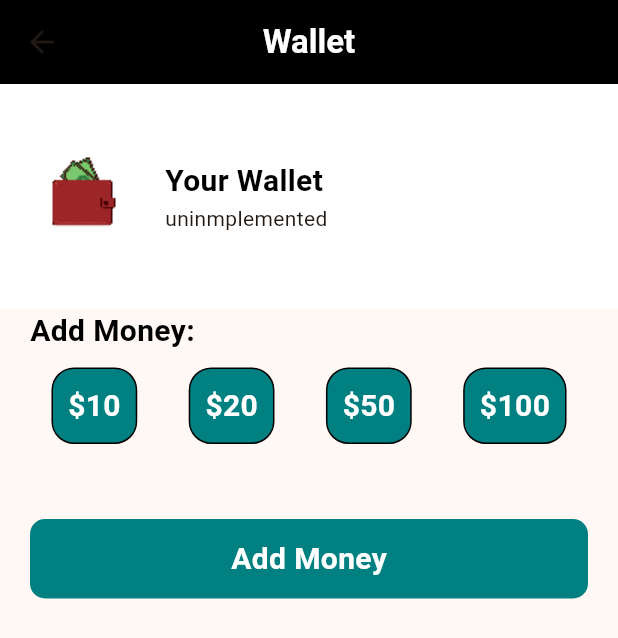
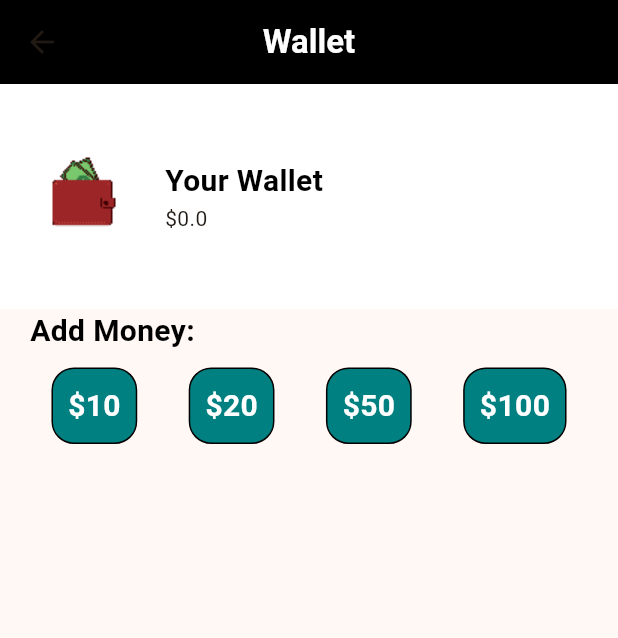
Before and after one commit to nimajneben/CS-Diner-dept, a Flutter app: the Wallet screen opened directly, on a phone screen of 412 x 824 dp. Shown: the top 638 px of the screen. Run offline on Flutter 3.47's test engine with Material 3 defaults, Android fonts, the phone set to English and light mode, and no system bars; our stand-ins replace cached_network_image, cloud_firestore, curved_navigation_bar, firebase_auth, firebase_core, firebase_storage and 1 more; accounts and stored records are empty.

Commit message:
apply vs code refactoring

```diff
--- a/lib/pages/wallet.dart
+++ b/lib/pages/wallet.dart
@@ -67,23 +67,23 @@
         SizedBox(
           height: 50,
         ),
-        Container(
-          margin: EdgeInsets.symmetric(horizontal: 20),
-          padding: EdgeInsets.symmetric(vertical: 12),
-          width: MediaQuery.of(context).size.width,
-          decoration: BoxDecoration(
-              borderRadius: BorderRadius.circular(10),
-              color: Color(0xFF008080)),
-          child: Center(
-            child: Text(
-              "Add Money",
-              style: TextStyle(
-                  color: Colors.white,
-                  fontSize: 20,
-                  fontWeight: FontWeight.bold),
-            ),
-          ),
-        ),
+        // Container(
+        //   margin: EdgeInsets.symmetric(horizontal: 20),
+        //   padding: EdgeInsets.symmetric(vertical: 12),
+        //   width: MediaQuery.of(context).size.width,
+        //   decoration: BoxDecoration(
+        //       borderRadius: BorderRadius.circular(10),
+        //       color: Color(0xFF008080)),
+        //   child: Center(
+        //     child: Text(
+        //       "Add Money",
+        //       style: TextStyle(
+        //           color: Colors.white,
+        //           fontSize: 20,
+        //           fontWeight: FontWeight.bold),
+        //     ),
+        //   ),
+        // ),
       ]),
     );
   }
@@ -176,15 +176,22 @@
   State<StatefulWidget> createState() => _WalletBalanceView();
 }
 
+SyncWalletModel wallet = SyncWalletModel(uid);
+
 class _WalletBalanceView extends State<WalletBalanceView> {
-  SyncWalletModel wallet = SyncWalletModel(uid);
-
   @override
   Widget build(BuildContext context) {
     // TODO: implement build
     // throw UnimplementedError();
     double balance = wallet.balance / 100.0;
     // TODO: Format Currency Properly
-    return Text("uninmplemented");
+    return Text('\$$balance');
   }
+
+  // @override
+  // Widget build(BuildContext context) {
+  //   double balance = wallet.balance / 100.0;
+  //   return Consumer<WalletModel>(
+  //       builder: ((context, _, child) => Text('\$$balance')));
+  // }
 }
```
Also changed, not shown: lib/pages/login.dart (+10 -10 lines).
